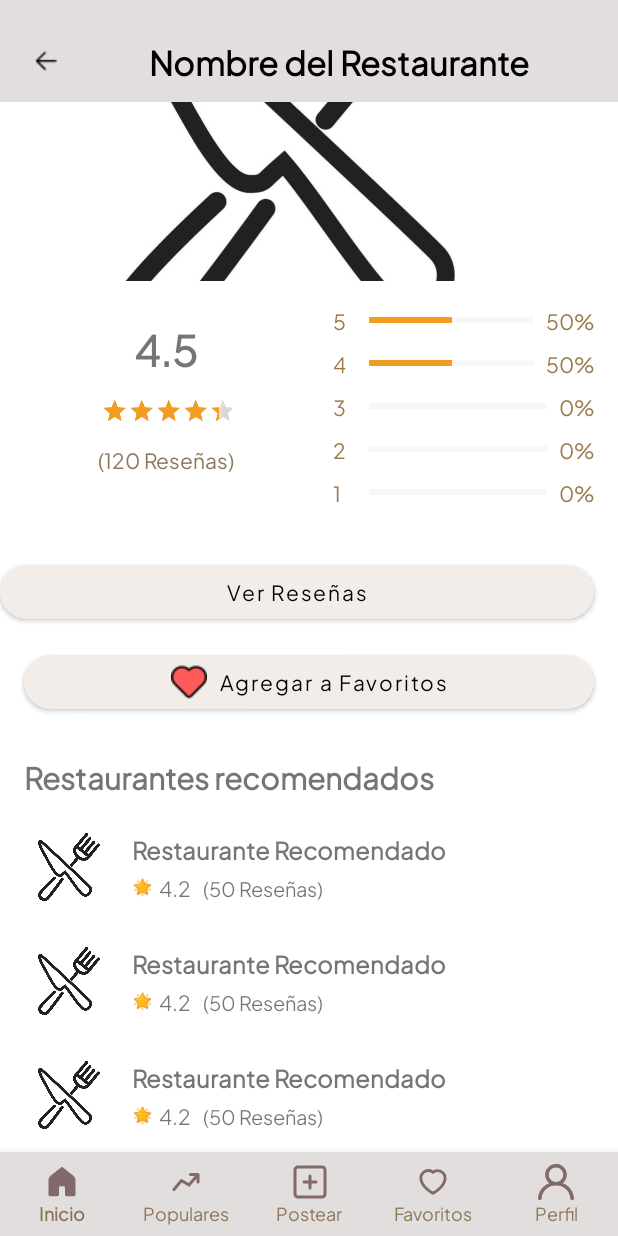
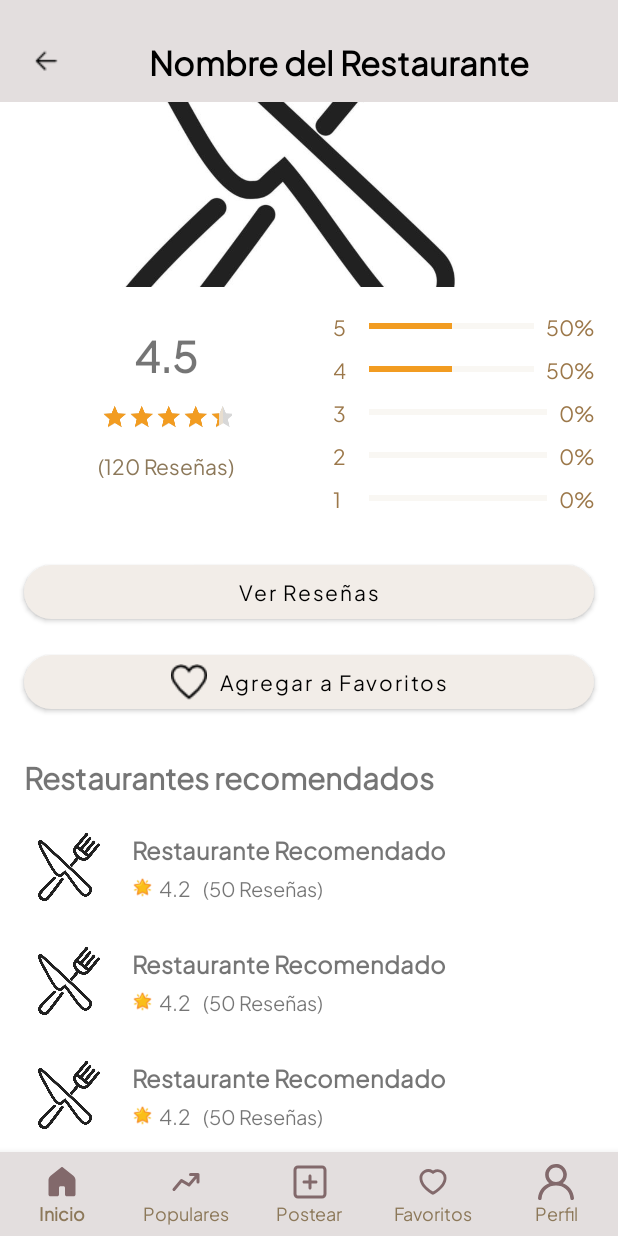
Before and after one commit to Estefano2344/LasHuequitasApp, an Android app: the layout activity_restaurant_detail.xml on its own in the app's theme, with its tools: preview values and no code run, on a phone screen of 412 x 824 dp. Run offline under Robolectric (Android 15) with nearby library versions, the phone set to English and light mode, and no system bars.

Commit message:
cambios esteticos

```diff
--- a/app/src/main/java/com/proano/estefano/lashuequitasapp/view/RestaurantDetailActivity.kt
+++ b/app/src/main/java/com/proano/estefano/lashuequitasapp/view/RestaurantDetailActivity.kt
@@ -216,11 +216,11 @@ class RestaurantDetailActivity : AppCompatActivity() {
     private fun actualizarBotonFavorito(esFavorito: Boolean, btn: MaterialButton) {
         if (esFavorito) {
             btn.backgroundTintList = ContextCompat.getColorStateList(this, R.color.orange_buttons_filledStars)
-            btn.setIconResource(R.drawable.favoritol)
+            btn.setIconResource(R.drawable.corazonb)
             btn.text = "En Favoritos"
         } else {
             btn.backgroundTintList = ContextCompat.getColorStateList(this, R.color.fill_buttons)
-            btn.setIconResource(R.drawable.favoritol) // Cambia si tienes un icono diferente para "no favorito"
+            btn.setIconResource(R.drawable.corazonw) // Cambia si tienes un icono diferente para "no favorito"
             btn.text = "Agregar a Favoritos"
         }
     }
--- a/app/src/main/res/layout/activity_restaurant_detail.xml
+++ b/app/src/main/res/layout/activity_restaurant_detail.xml
@@ -340,20 +340,26 @@
 
             </LinearLayout>
 
+
+            <!-- Título Restaurantes recomendados -->
+
             <com.google.android.material.button.MaterialButton
                 android:id="@+id/btnViewReviews"
                 android:layout_width="match_parent"
                 android:layout_height="48dp"
-                android="layout_marginStart=16dp"
-                android:layout_marginTop="16dp"
+                android:layout_marginStart="16dp"
+                android:layout_marginTop="12dp"
                 android:layout_marginEnd="16dp"
                 android:fontFamily="@font/plus_jakarta_sans"
                 android:text="@string/view_review"
                 android:textAllCaps="false"
                 android:textColor="@color/black"
                 app:backgroundTint="@color/fill_buttons"
-                app:cornerRadius="24dp" />
+                app:cornerRadius="24dp"
 
+                app:iconGravity="textStart"
+                app:iconPadding="8dp"
+                app:iconTint="@color/black" />
 
             <com.google.android.material.button.MaterialButton
                 android:id="@+id/btnFavorite"
@@ -362,18 +368,16 @@
                 android:layout_marginStart="16dp"
                 android:layout_marginTop="12dp"
                 android:layout_marginEnd="16dp"
-                app:icon="@drawable/favoritol"
-                app:iconTint="@null"
-                app:iconGravity="textStart"
-                app:iconPadding="8dp"
                 android:fontFamily="@font/plus_jakarta_sans"
                 android:text="@string/agregar_favoritos"
                 android:textAllCaps="false"
                 android:textColor="@color/black"
                 app:backgroundTint="@color/fill_buttons"
-                app:cornerRadius="24dp" />
-
-            <!-- Título Restaurantes recomendados -->
+                app:cornerRadius="24dp"
+                app:icon="@drawable/corazonw"
+                app:iconGravity="textStart"
+                app:iconPadding="8dp"
+                app:iconTint="@null" />
 
             <TextView
                 android:id="@+id/tvRecommendedTitle"
```
Also changed, not shown: app/src/main/res/drawable/corazonb.png (added), app/src/main/res/drawable/corazonw.png (added).
